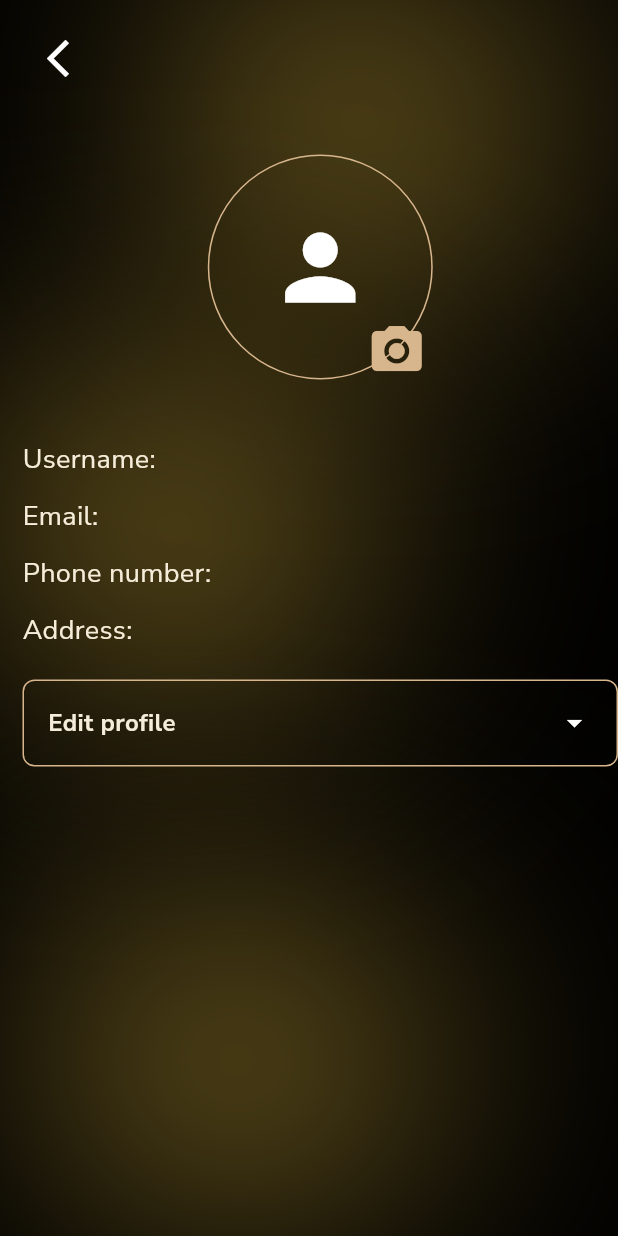
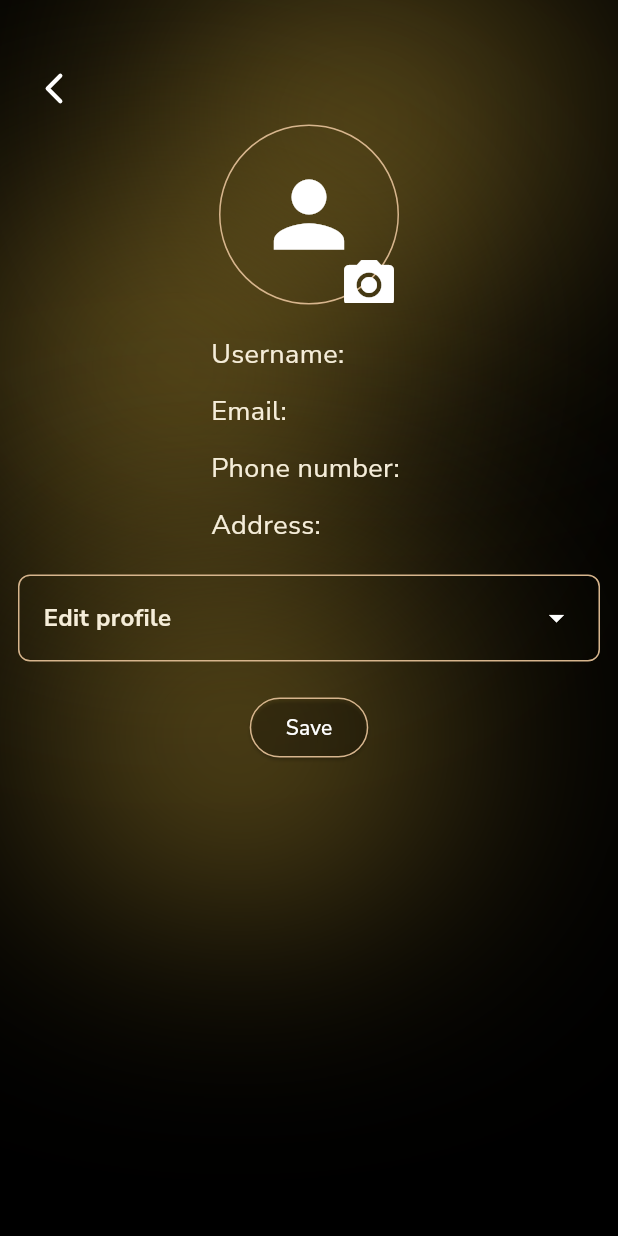
Before and after one commit to NehemiahAklil/everlink_lottery_app, a Flutter app: the Profile screen opened by its route, on a phone screen of 412 x 824 dp. Run offline on Flutter 3.47's test engine with Material 3 defaults, Android fonts, the light colour scheme and no system bars; our stand-ins replace cloud_firestore, dartz, firebase_auth, firebase_core, firebase_storage, flutter_riverpod and 13 more; accounts and stored records are empty; generated files the repository leaves out were written again.

Commit message:
Update edit_profile_page.dart

```diff
--- a/lib/presentation/pages/edit_profile_page.dart
+++ b/lib/presentation/pages/edit_profile_page.dart
@@ -1,10 +1,10 @@
+import 'dart:io';
 import 'package:flutter/material.dart';
 import 'package:go_router/go_router.dart';
 import 'package:image_picker/image_picker.dart';
-import 'dart:io';
+import '../widgets/background.dart';
 import 'package:flutter_gen/gen_l10n/app_localizations.dart';
-
-import '../widgets/background.dart';
+import 'package:ionicons/ionicons.dart';
 
 class Profile extends StatefulWidget {
   const Profile({super.key});
@@ -15,7 +15,6 @@ class Profile extends StatefulWidget {
 
 class _ProfileState extends State<Profile> {
   final ImagePicker _picker = ImagePicker();
-  String? _imagePath; // Variable to hold the image path
   final TextEditingController usernameController = TextEditingController();
   final TextEditingController emailController = TextEditingController();
   final TextEditingController phoneController = TextEditingController();
@@ -23,8 +22,8 @@ class _ProfileState extends State<Profile> {
 
   final GlobalKey<FormState> _formKey = GlobalKey<FormState>();
   bool isExpanded = false;
+  String? _imagePath;
 
-  // Function to open the gallery
   Future<void> _openGallery() async {
     final XFile? image = await _picker.pickImage(source: ImageSource.gallery);
     if (image != null) {
@@ -34,11 +33,66 @@ class _ProfileState extends State<Profile> {
     }
   }
 
+  @override
+  void dispose() {
+    usernameController.dispose();
+    emailController.dispose();
+    phoneController.dispose();
+    addressController.dispose();
+    super.dispose();
+  }
+
+  @override
+  Widget build(BuildContext context) {
+    return Scaffold(
+      body: SingleChildScrollView(
+        child: CustomBackground(
+          child: Padding(
+            padding: const EdgeInsets.only(top: 35, left: 12, right: 12),
+            child: Column(
+              children: [
+                Row(
+                  children: [
+                    IconButton(
+                      onPressed: () {
+                        context.go('/home');
+                      },
+                      icon: Icon(
+                        Ionicons.chevron_back_outline,
+                        color: Colors.white,
+                      ),
+                      iconSize: 30,
+                    ),
+                  ],
+                ),
+                _buildProfilePicture(),
+                SizedBox(height: 20),
+                _buildUserInfo(),
+                SizedBox(height: 20),
+                _buildExpandableButton(),
+                if (isExpanded) _buildExpandableForm(),
+                SizedBox(height: 20),
+                ElevatedButton(
+                  onPressed: _saveProfile,
+                  style: ElevatedButton.styleFrom(
+                    side: BorderSide(color: Color(0xFFD7B58D)),
+                    backgroundColor: Colors.transparent,
+                  ),
+                  child: Text(AppLocalizations.of(context)!.save, style: TextStyle(color: Colors.white)),
+                ),
+              ],
+            ),
+          ),
+        ),
+      ),
+    );
+  }
+
   Widget _buildProfilePicture() {
     return Center(
       child: Container(
-        height: 150,
-        width: 150,
+        height: 120,
+        width: 120,
         decoration: BoxDecoration(
           color: Colors.transparent,
           shape: BoxShape.circle,
@@ -47,8 +101,8 @@ class _ProfileState extends State<Profile> {
         child: Stack(
           alignment: Alignment.center,
           children: [
-            _imagePath != null
-                ? ClipOval(
+            if (_imagePath != null)
+              ClipOval(
                 child: Image.file(
                   File(_imagePath!),
                   width: 150,
@@ -56,28 +110,22 @@ class _ProfileState extends State<Profile> {
                   fit: BoxFit.cover,
                 ),
               )
-                : Container(
-                    width: 150,
-                    height: 150,
-                    decoration: const BoxDecoration(
-                      shape: BoxShape.circle,
-                    ),
-                    child: const Icon(
+            else
+              const Icon(
                 Icons.person,
                 size: 70,
                 color: Colors.white,
               ),
-                  ),
             Positioned(
-              bottom: -10,
-              right: -5,
-              child: IconButton(
-                icon: const Icon(
+              bottom: -8,
+              right: -1,
+              child: GestureDetector(
+                onTap: _openGallery,
+                child: const Icon(
                   Icons.camera_alt,
-                  color: Color(0xFFD7B58D),
+                  color: Colors.white,
                   size: 40,
                 ),
-                onPressed: _openGallery,
               ),
             ),
           ],
@@ -92,19 +140,23 @@ class _ProfileState extends State<Profile> {
       children: [
         Text(
           "${AppLocalizations.of(context)!.username}: ${usernameController.text}",
-            style: const TextStyle(fontSize: 18)),
-        const SizedBox(height: 12),
+          style: TextStyle(fontSize: 18),
+        ),
+        SizedBox(height: 12),
         Text(
-            "${AppLocalizations.of(context)!.email}: ${usernameController.text}",
-            style: const TextStyle(fontSize: 18)),
-        const SizedBox(height: 12),
+          "${AppLocalizations.of(context)!.email}: ${emailController.text}",
+          style: TextStyle(fontSize: 18),
+        ),
+        SizedBox(height: 12),
         Text(
-            "${AppLocalizations.of(context)!.phonenumber}: ${usernameController.text}",
-            style: const TextStyle(fontSize: 18)),
-        const SizedBox(height: 12),
+          "${AppLocalizations.of(context)!.phonenumber}: ${phoneController.text}",
+          style: TextStyle(fontSize: 18),
+        ),
+        SizedBox(height: 12),
         Text(
-            "${AppLocalizations.of(context)!.address}: ${usernameController.text}",
-            style: const TextStyle(fontSize: 18)),
+          "${AppLocalizations.of(context)!.address}: ${addressController.text}",
+          style: TextStyle(fontSize: 18),
+        ),
       ],
     );
   }
@@ -144,25 +196,14 @@ class _ProfileState extends State<Profile> {
       key: _formKey,
       child: Column(
         children: [
-          _buildTextField(
-              AppLocalizations.of(context)!.username, usernameController),
+          _buildTextField(AppLocalizations.of(context)!.username, usernameController),
           const SizedBox(height: 12),
           _buildTextField(AppLocalizations.of(context)!.email, emailController),
           const SizedBox(height: 12),
-          _buildTextField(
-              AppLocalizations.of(context)!.phonenumber, phoneController),
+          _buildTextField(AppLocalizations.of(context)!.phonenumber, phoneController),
           const SizedBox(height: 12),
-          _buildTextField(
-              AppLocalizations.of(context)!.address, addressController),
+          _buildTextField(AppLocalizations.of(context)!.address, addressController),
           const SizedBox(height: 12),
-          ElevatedButton(
-            style: ElevatedButton.styleFrom(
-              backgroundColor: Colors.transparent,
-              side: const BorderSide(color: Color(0xFFD7B58D)),
-            ),
-            onPressed: _saveProfile,
-            child: Text(AppLocalizations.of(context)!.save),
-          ),
         ],
       ),
     );
@@ -172,13 +213,26 @@ class _ProfileState extends State<Profile> {
     return TextFormField(
       controller: controller,
       decoration: InputDecoration(
-        hintText: "${AppLocalizations.of(context)!.address} $hint",
-        contentPadding: const EdgeInsets.only(bottom: 2),
+        hintText: "${AppLocalizations.of(context)!.enter} $hint",
+        contentPadding: EdgeInsets.only(bottom: 2),
         floatingLabelBehavior: FloatingLabelBehavior.always,
       ),
       validator: (value) {
         if (value == null || value.isEmpty) {
-          return " $hint ${AppLocalizations.of(context)!.isrequired} ";
+          return '$hint ${AppLocalizations.of(context)!.isrequired}';
+        }
+
+        if (hint == AppLocalizations.of(context)!.email) {
+          final emailRegex = RegExp(r'^[^@]+@[^@]+\.[^@]+');
+          if (!emailRegex.hasMatch(value)) {
+            return '${AppLocalizations.of(context)!.invalidemail}';
+          }
+        }
+        if (hint == AppLocalizations.of(context)!.phonenumber) {
+          final phoneRegex = RegExp(r'^\+?[0-9]{7,15}$');
+          if (!phoneRegex.hasMatch(value)) {
+            return '${AppLocalizations.of(context)!.invalidphonenumber}';
+          }
         }
         return null;
       },
@@ -190,43 +244,7 @@ class _ProfileState extends State<Profile> {
       ScaffoldMessenger.of(context).showSnackBar(
         SnackBar(content: Text(AppLocalizations.of(context)!.profilesaved)),
       );
+      setState(() {});
     }
   }
-
-  @override
-  Widget build(BuildContext context) {
-    return Scaffold(
-      body: CustomBackground(
-        child: Center(
-          child: Container(
-            padding: const EdgeInsets.only(top: 15, left: 15),
-            width: 450,
-            child: ListView(
-              children: [
-                Row(
-                  children: [
-                    IconButton(
-                      onPressed: () {
-                        context.go('/home');
-                      },
-                      icon: const Icon(Icons.arrow_back_ios_sharp,
-                          color: Colors.white),
-                      iconSize: 30,
-                    ),
-                  ],
-                ),
-                const SizedBox(height: 40),
-                _buildProfilePicture(),
-                const SizedBox(height: 40),
-                _buildUserInfo(),
-                const SizedBox(height: 20),
-                _buildExpandableButton(),
-                if (isExpanded) _buildExpandableForm(),
-              ],
-            ),
-          ),
-        ),
-      ),
-    );
 }
-}
```
Lines whose indentation alone changed are shown as unchanged.
